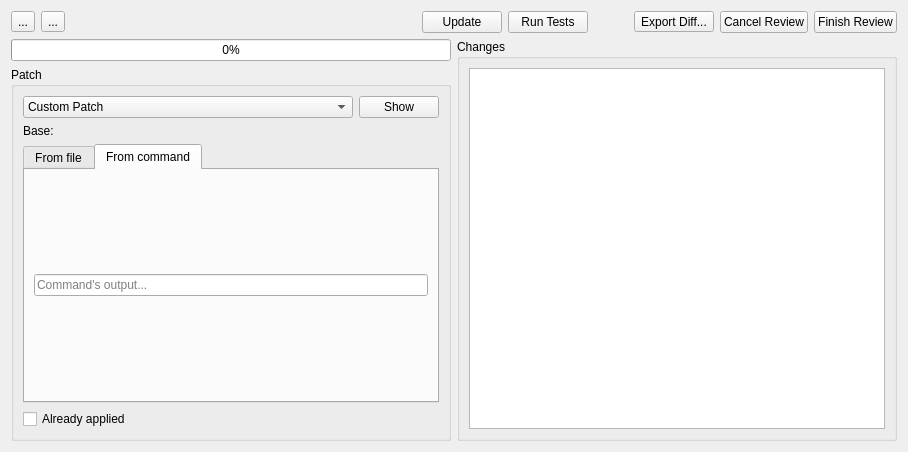
KDE/kdevelop, file plugins/patchreview/patchreview.ui: the form before one commit.
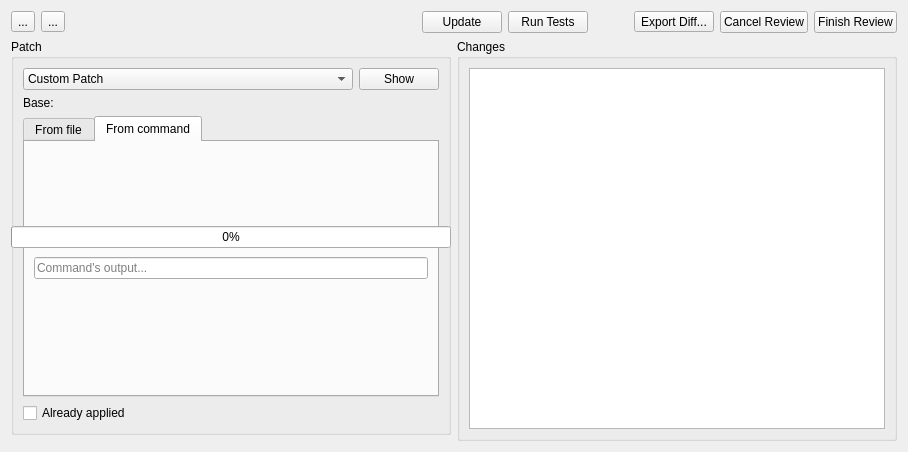
The form after the commit. Custom widgets are drawn as their Qt base class.

Commit message: Apply changes to patchreview that where lost when I redid the unittest branch ontop of current master.

The edit to the form file:
```diff
--- a/plugins/patchreview/patchreview.ui
+++ b/plugins/patchreview/patchreview.ui
@@ -111,7 +111,7 @@
      </item>
     </layout>
    </item>
-   <item row="2" column="0">
+   <item row="1" column="0">
     <widget class="QGroupBox" name="localPatchOptions">
      <property name="title">
       <string>Patch</string>
```
The commit also changes 2 other files.
